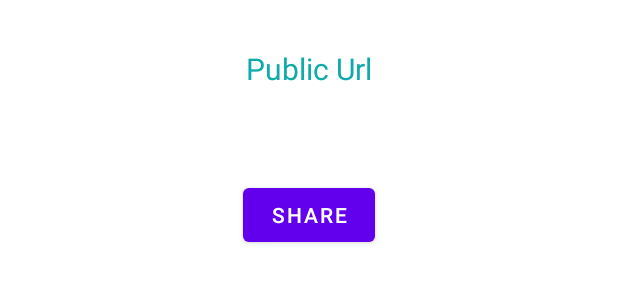
After one commit to vamsimadhav/FileUploader, an Android app: the layout fragment_share.xml on its own in the app's theme, with its tools: preview values and no code run, on a phone screen of 412 x 824 dp. The commit adds this screen. Shown: the top 300 px of the screen. Run offline under Robolectric (Android 15) with nearby library versions, the phone set to English and light mode, and no system bars.

Commit message:
Able to fetch public URL

```diff
--- a/app/src/main/java/com/example/fileuploader/UploadListener.java
+++ b/app/src/main/java/com/example/fileuploader/UploadListener.java
@@ -1,5 +1,5 @@
 package com.example.fileuploader;
 
 public interface UploadListener {
-    void onCompletion(boolean success);
+    void onCompletion(boolean success,String fileId);
 }
--- /dev/null
+++ b/app/src/main/res/layout/fragment_share.xml
@@ -0,0 +1,33 @@
+<?xml version="1.0" encoding="utf-8"?>
+<androidx.constraintlayout.widget.ConstraintLayout xmlns:android="http://schemas.android.com/apk/res/android"
+    xmlns:app="http://schemas.android.com/apk/res-auto"
+    xmlns:tools="http://schemas.android.com/tools"
+    android:layout_width="match_parent"
+    android:layout_height="match_parent">
+
+    <TextView
+        android:id="@+id/public_url"
+        android:layout_width="match_parent"
+        android:layout_height="wrap_content"
+        android:layout_marginStart="16dp"
+        android:layout_marginTop="32dp"
+        android:layout_marginEnd="16dp"
+        android:gravity="center"
+        android:text="Public Url"
+        android:textColor="#10AAAA"
+        android:textSize="20sp"
+        app:layout_constraintEnd_toEndOf="parent"
+        app:layout_constraintStart_toStartOf="parent"
+        app:layout_constraintTop_toTopOf="parent" />
+
+    <Button
+        android:layout_width="wrap_content"
+        android:layout_height="wrap_content"
+        android:text="SHARE"
+        android:layout_marginTop="60dp"
+        app:layout_constraintEnd_toEndOf="@+id/public_url"
+        app:layout_constraintStart_toStartOf="@+id/public_url"
+        app:layout_constraintTop_toBottomOf="@+id/public_url" />
+
+
+</androidx.constraintlayout.widget.ConstraintLayout>
```
Also changed, not shown: app/src/main/java/com/example/fileuploader/DriveServiceHelper.java (+5 -42 lines), app/src/main/java/com/example/fileuploader/Helper.java (added, +87 -0 lines), app/src/main/java/com/example/fileuploader/ShareFragment.java (added, +80 -0 lines), app/src/main/java/com/example/fileuploader/UploadFragment.java (+21 -43 lines), app/src/main/res/navigation/nav_graph.xml (+14 -1 lines).
